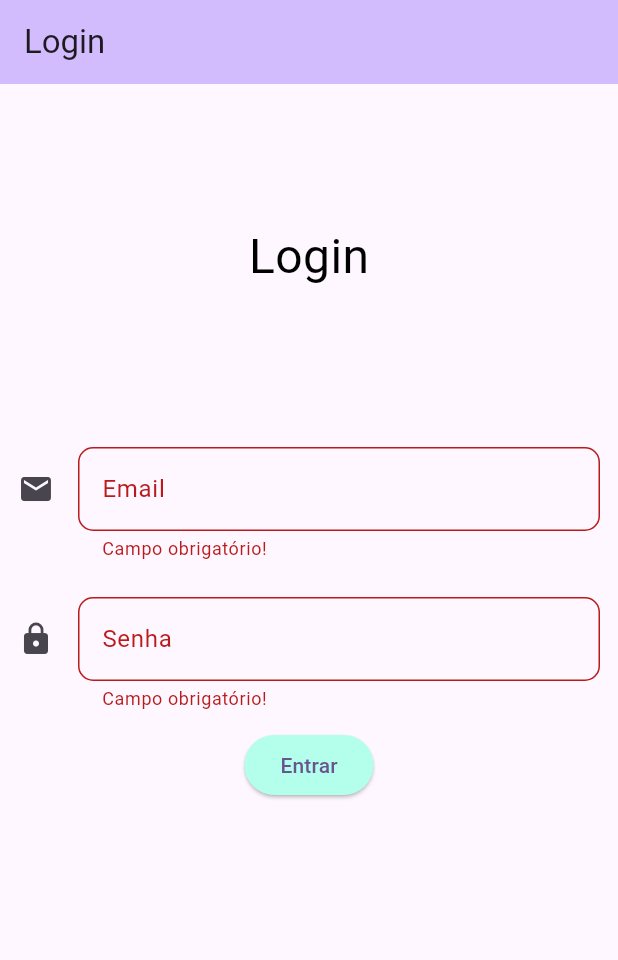
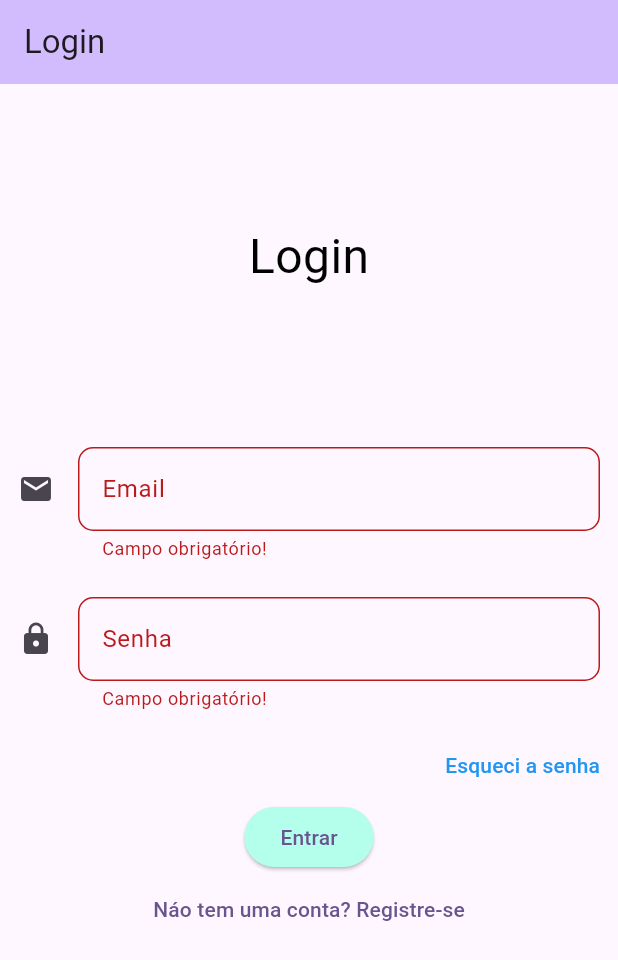
Before and after one commit to emanuelsacoman/Trabalho-Flutter, a Flutter app: the screen it shows after launch, after a tap on "Entrar", on a phone screen of 412 x 824 dp. Shown: the top 960 px of the screen. Run offline on Flutter 3.47's test engine with Material 3 defaults, Android fonts, the phone set to English and light mode, and no system bars; our stand-ins replace firebase_auth, firebase_core; accounts and stored records are empty; generated files the repository leaves out were written again.

Commit message:
Criado possibilidade de redefinição de senha

```diff
--- a/lib/main.dart
+++ b/lib/main.dart
@@ -1,8 +1,22 @@
+import 'package:firebase_auth/firebase_auth.dart';
 import 'package:flutter/material.dart';
 import 'package:projeto/models/Login.dart';
+import 'package:projeto/services/authentication_service.dart';
+import 'package:projeto/view/forgot_password.dart';
+import 'package:projeto/view/home_page.dart';
+import 'package:projeto/view/login.dart';
+import 'package:projeto/view/register.dart';
 import 'package:projeto/view/telaInicial.dart';
 
-void main() {
+import 'package:firebase_core/firebase_core.dart';
+import 'package:projeto/widgets/snack_bar_widget.dart';
+import 'firebase_options.dart';
+
+void main() async{
+  WidgetsFlutterBinding.ensureInitialized();
+  await Firebase.initializeApp(
+    options: DefaultFirebaseOptions.currentPlatform,
+  );
   runApp(const MyApp());
 }
 
@@ -18,9 +32,11 @@ class MyApp extends StatelessWidget {
         colorScheme: ColorScheme.fromSeed(seedColor: Colors.deepPurple),
         useMaterial3: true,
       ),
-      home: MyHomePage(),
+      home: const MyHomePage(),
       routes: {
         '/telaInicial': (context) => Telainicial(),
+        '/register': (context) => Register(),
+        '/forgotPassword': (context) => ForgotPassword(),
       }
     );
   }
@@ -35,115 +51,18 @@ class MyHomePage extends StatefulWidget {
 }
 
 class _MyHomePageState extends State<MyHomePage> {
-  final _formKey = GlobalKey<FormState>();
-  TextEditingController _emailController = TextEditingController();
-  TextEditingController _passwordController = TextEditingController();
 
   @override
   Widget build(BuildContext context) {
-    return Scaffold(
-      appBar: AppBar(
-        // TRY THIS: Try changing the color here to a
-        backgroundColor: Theme.of(context).colorScheme.inversePrimary,
-        title: Text("Login"),
-      ),
-      body: Column(
-            children: [
-              Center(
-                heightFactor: 5,
-                child: Text(
-                  'Login',
-                  textDirection: TextDirection.ltr,
-                  style: TextStyle(
-                    fontSize: 32,
-                  color: Colors.black,
-                  )
-                ),
-
-              ),
-              Center(
-                child: Form(
-                  key: _formKey,
-                  child: Column(
-                    children: [
-                      Padding(
-                        padding: EdgeInsets.all(12),
-                        child: TextFormField(
-                          controller: _emailController,
-                          validator: (value) {
-                            if (value == null || value.isEmpty) {
-                              return 'Campo obrigatório!';
-                            }
-                            return null;
-                          },
-
-                          onChanged: (value) {
-                            print(_emailController.text);
-                          },
-
-                          decoration: InputDecoration(
-                            label: Text('Email'),
-                            border: OutlineInputBorder(
-                              borderRadius:
-                              BorderRadius.all(Radius.circular(10)),
-                            ),
-                            icon: Icon(Icons.email)
-
-                          ),
-                        ),
-                      ),
-                      Padding(
-                        padding: EdgeInsets.all(12),
-                        child: TextFormField(
-                          controller: _passwordController,
-                          validator: (value) {
-                            if (value == null || value.isEmpty) {
-                              return 'Campo obrigatório!';
-                            }
-                            return null;
-                          },
-
-                          onChanged: (value) {
-                            print(_passwordController.text);
-                          },
-
-                          decoration: InputDecoration(
-                            label: Text('Senha'),
-                            border: OutlineInputBorder(
-                              borderRadius:
-                              BorderRadius.all(Radius.circular(10)),
-                            ),
-                            icon: Icon(Icons.lock)
-                          ),
-                        ),
-                      ),
-                      ElevatedButton(
-                        style: ButtonStyle(
-                          backgroundColor: WidgetStateProperty.all(Color.fromARGB(255, 180, 255, 235)),
-                        ),
-                        onPressed: () async{
-                          if (_formKey.currentState!.validate()) {
-                            String email = _emailController.text;
-                            String password = _passwordController.text;
-
-
-                              Navigator.pushNamed(context, '/telaInicial');
-
-
-                          }
-                        },
-                        child:
-                          Text('Entrar'),
-
-                        )
-                    ],
-
-                  ),
-
-                )
-              )
-            ]
-          ),
+    return StreamBuilder<User?>(
+      stream: FirebaseAuth.instance.userChanges(),
+      builder: (context, snapshot){
+        if(snapshot.hasData){
+          return HomePage(user: snapshot.data!);
+        }else {
+          return LoginPage();
+        }
+      }
     );
   }
 }
--- /dev/null
+++ b/lib/services/authentication_service.dart
@@ -0,0 +1,42 @@
+import 'package:firebase_auth/firebase_auth.dart';
+import 'package:projeto/models/login.dart';
+
+class AuthenticationService{
+  FirebaseAuth _firebaseAuth = FirebaseAuth.instance;
+
+  registerUser({
+    required String name,
+    required String email,
+    required String password
+    }) async{
+      try {
+        UserCredential credential = await _firebaseAuth.createUserWithEmailAndPassword(email: email, password: password);
+
+        await credential.user!.updateDisplayName(name);
+
+      } on FirebaseAuthException catch (e){
+        if (e.code == 'email-already-in-use') {
+          return 'Email já cadastrado!';
+        }
+      }
+  }
+
+  loginUser({required String email, required String password}) async{
+    try{
+      return await _firebaseAuth.signInWithEmailAndPassword(email: email, password: password);
+    }on FirebaseAuthException catch(e){
+      if (e.code == 'invalid-credential'){
+        return "Email ou senha incorreto";
+      }
+      return "Erro de login";
+    }
+  }
+
+  logoutUser(){
+    return _firebaseAuth.signOut();
+  }
+
+  Future passwordReset(email) async {
+    await _firebaseAuth.sendPasswordResetEmail(email: email);
+  }
+}
--- /dev/null
+++ b/lib/view/login.dart
@@ -0,0 +1,141 @@
+import 'package:flutter/foundation.dart';
+import 'package:flutter/material.dart';
+import 'package:flutter/widgets.dart';
+import 'package:projeto/services/authentication_service.dart';
+import 'package:projeto/widgets/snack_bar_widget.dart';
+
+class LoginPage extends StatefulWidget {
+  const LoginPage({super.key});
+
+  @override
+  State<LoginPage> createState() => _LoginPageState();
+}
+
+class _LoginPageState extends State<LoginPage> {
+  final _formKey = GlobalKey<FormState>();
+  TextEditingController _emailController = TextEditingController();
+  TextEditingController _passwordController = TextEditingController();
+  TextEditingController _loginController = TextEditingController();
+  AuthenticationService _authenticationService = AuthenticationService();
+
+  @override
+  Widget build(BuildContext context) {
+
+    return Scaffold(
+      appBar: AppBar(
+        // TRY THIS: Try changing the color here to a
+        backgroundColor: Theme.of(context).colorScheme.inversePrimary,
+        title: Text("Login"),
+      ),
+      body: Column(
+            children: [
+              Center(
+                heightFactor: 5,
+                child: Text(
+                  'Login',
+                  textDirection: TextDirection.ltr,
+                  style: TextStyle(
+                    fontSize: 32,
+                  color: Colors.black,
+                  )
+                ),
+
+              ),
+              Center(
+                child: Form(
+                  key: _formKey,
+                  child: Column(
+                    children: [
+                      Padding(
+                        padding: EdgeInsets.all(12),
+                        child: TextFormField(
+                          controller: _emailController,
+                          validator: (value) {
+                            if (value == null || value.isEmpty) {
+                              return 'Campo obrigatório!';
+                            }
+                            return null;
+                          },
+
+                          onChanged: (value) {
+                            print(_emailController.text);
+                          },
+
+                          decoration: InputDecoration(
+                            label: Text('Email'),
+                            border: OutlineInputBorder(
+                              borderRadius:
+                              BorderRadius.all(Radius.circular(10)),
+                            ),
+                            icon: Icon(Icons.email)
+
+                          ),
+                        ),
+                      ),
+                      Padding(
+                        padding: EdgeInsets.all(12),
+                        child: TextFormField(
+                          controller: _passwordController,
+                          validator: (value) {
+                            if (value == null || value.isEmpty) {
+                              return 'Campo obrigatório!';
+                            }
+                            return null;
+                          },
+
+                          onChanged: (value) {
+                            print(_passwordController.text);
+                          },
+
+                          decoration: InputDecoration(
+                            label: Text('Senha'),
+                            border: OutlineInputBorder(
+                              borderRadius:
+                              BorderRadius.all(Radius.circular(10)),
+                            ),
+                            icon: Icon(Icons.lock)
+                          ),
+                        ),
+                      ),
+                      Row(
+                        mainAxisAlignment: MainAxisAlignment.end,
+                        children: [
+                          TextButton(onPressed: (){
+                            Navigator.pushNamed(context, "/forgotPassword");
+                          }, child: Text("Esqueci a senha",
+                          style: TextStyle(color: Colors.blue, fontSize: 14),))
+                        ],
+                      ),
+                      ElevatedButton(
+                        style: ButtonStyle(
+                          backgroundColor: WidgetStateProperty.all(Color.fromARGB(255, 180, 255, 235)),
+                        ),
+                        onPressed: () async{
+                          if (_formKey.currentState!.validate() ?? false){
+                            String email = _emailController.text;
+                            String password = _passwordController.text;
+                            _authenticationService.loginUser(email: email, password: password).then((value){
+                              if(value != null){
+                                snackBarWidget(context: context, title: value, isError: true);
+                              }
+                            });
+                          }
+                        },
+                        child:
+                          Text('Entrar'),
+
+                        ),
+                        TextButton(onPressed: () async{
+                          Navigator.pushNamed(context, '/register');
+                        }, child: Text('Náo tem uma conta? Registre-se') )
+                    ],
+
+                  ),
+
+                )
+              )
+            ]
+          ),
+    );
+  }
+}
--- a/lib/view/telaInicial.dart
+++ b/lib/view/telaInicial.dart
@@ -18,10 +18,11 @@ class _TelainicialState extends State<Telainicial> {
       drawer: Drawer(
         child: Column(children: [
           UserAccountsDrawerHeader(
-            accountName: Text('Emanuel', style: TextStyle(fontSize: 20),),
+            accountName: Text('Emanueldsadas', style: TextStyle(fontSize: 20),),
             accountEmail: Text('emanuel@gmail.com'),
             ),
-            FloatingActionButton(onPressed: (){
+            FloatingActionButton(onPressed: () async{
+              Navigator.pushNamed(context, '/');
             },
             child: Icon(Icons.logout),
             )
--- /dev/null
+++ b/lib/widgets/snack_bar_widget.dart
@@ -0,0 +1,6 @@
+import 'package:flutter/material.dart';
+
+snackBarWidget({context, required String title, required isError}) {
+  SnackBar snackBar =SnackBar(content: Text(title), backgroundColor: isError? Colors.red : Colors.green,);
+  ScaffoldMessenger.of(context).showSnackBar(snackBar);
+}
--- a/pubspec.yaml
+++ b/pubspec.yaml
@@ -35,6 +35,8 @@ dependencies:
   # The following adds the Cupertino Icons font to your application.
   # Use with the CupertinoIcons class for iOS style icons.
   cupertino_icons: ^1.0.6
+  firebase_core: ^3.6.0
+  firebase_auth: ^5.3.1
 
 dev_dependencies:
   flutter_test:
@@ -45,7 +47,7 @@ dev_dependencies:
   # activated in the `analysis_options.yaml` file located at the root of your
   # package. See that file for information about deactivating specific lint
   # rules and activating additional ones.
-  flutter_lints: ^3.0.0
+  #flutter_lints: ^3.0.0
 
 # For information on the generic Dart part of this file, see the
 # following page: https://dart.dev/tools/pub/pubspec
```
Also changed, not shown: lib/services/text_form_field_wdiget.dart (added, +15 -0 lines), lib/view/forgot_password.dart (added, +58 -0 lines), lib/view/home_page.dart (added, +42 -0 lines), lib/view/register.dart (added, +162 -0 lines), firebase.json (added), pubspec.lock, 7 other files.
